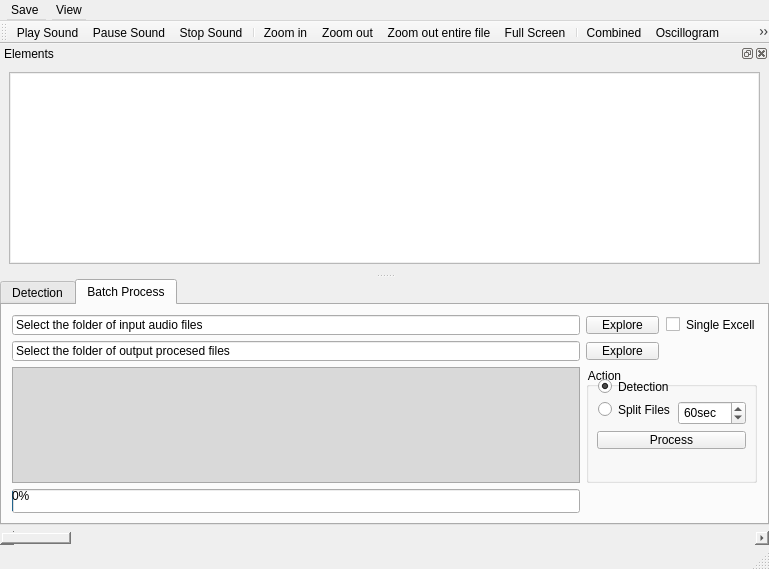
ECMora/SoundLab, file Graphic_Interface/UI Files/SegmentationAndClasificationWindowUI.ui: the form before one commit.
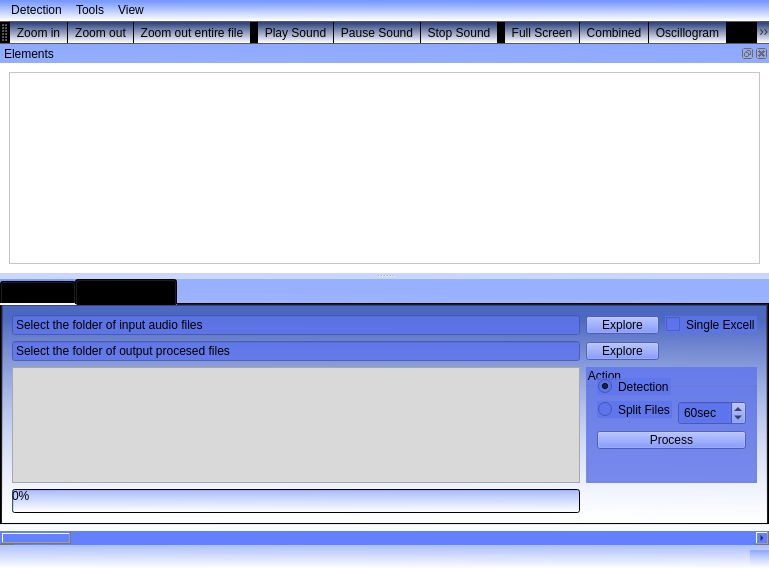
The form after the commit. The open tabs and pages were chosen to show the change. Icons and pictures are not drawn. Custom widgets are drawn as their Qt base class.

```diff
--- a/Graphic_Interface/UI Files/SegmentationAndClasificationWindowUI.ui
+++ b/Graphic_Interface/UI Files/SegmentationAndClasificationWindowUI.ui
@@ -27,6 +27,7 @@
   </property>
   <property name="styleSheet">
    <string notr="true">font: 10pt &quot;Arial&quot;;
+background-color: qlineargradient(spread:pad, x1:0.358, y1:0.017, x2:0.341, y2:1, stop:0.0397727 rgba(101, 138, 255, 129), stop:0.988636 rgba(255, 255, 255, 255));
 color: rgb(0, 0, 0);
 padding:1%;</string>
   </property>
@@ -81,6 +82,9 @@
        <layout class="QGridLayout" name="gridLayout_4">
         <item row="0" column="1">
          <widget class="QPushButton" name="pushButtonInputFolder">
+          <property name="styleSheet">
+           <string notr="true">background-color: rgba(94, 116, 236, 207);</string>
+          </property>
           <property name="text">
            <string>Explore</string>
           </property>
@@ -105,6 +109,9 @@
         </item>
         <item row="1" column="0">
          <widget class="QLineEdit" name="lineEditOutputFolder">
+          <property name="styleSheet">
+           <string notr="true">background-color: rgba(94, 116, 236, 207);</string>
+          </property>
           <property name="text">
            <string>Select the folder of output procesed files</string>
           </property>
@@ -112,6 +119,9 @@
         </item>
         <item row="0" column="0">
          <widget class="QLineEdit" name="lineeditFilePath">
+          <property name="styleSheet">
+           <string notr="true">background-color: rgba(94, 116, 236, 207);</string>
+          </property>
           <property name="text">
            <string>Select the folder of input audio files</string>
           </property>
@@ -119,6 +129,9 @@
         </item>
         <item row="1" column="1">
          <widget class="QPushButton" name="pushButtonOutputFolder">
+          <property name="styleSheet">
+           <string notr="true">background-color: rgba(94, 116, 236, 207);</string>
+          </property>
           <property name="text">
            <string>Explore</string>
           </property>
@@ -126,6 +139,9 @@
         </item>
         <item row="4" column="1" colspan="2">
          <widget class="QGroupBox" name="groupBox">
+          <property name="styleSheet">
+           <string notr="true">background-color: rgba(94, 116, 236, 207);</string>
+          </property>
           <property name="title">
            <string>Action</string>
           </property>
@@ -135,6 +151,9 @@
            </property>
            <item row="0" column="0">
             <widget class="QRadioButton" name="rbttnDetection">
+             <property name="styleSheet">
+              <string notr="true">background-color: rgba(94, 116, 236, 207);</string>
+             </property>
              <property name="text">
               <string>Detection</string>
              </property>
@@ -148,6 +167,9 @@
            </item>
            <item row="2" column="0">
             <widget class="QRadioButton" name="rbttnSplitFile">
+             <property name="styleSheet">
+              <string notr="true">background-color: rgba(94, 116, 236, 207);</string>
+             </property>
              <property name="text">
               <string>Split Files</string>
              </property>
@@ -155,6 +177,9 @@
            </item>
            <item row="2" column="1">
             <widget class="QSpinBox" name="spboxSplitTime">
+             <property name="styleSheet">
+              <string notr="true">background-color: rgba(94, 116, 236, 207);</string>
+             </property>
              <property name="suffix">
               <string>sec</string>
              </property>
@@ -181,6 +206,9 @@
         </item>
         <item row="0" column="2">
          <widget class="QCheckBox" name="cbxSingleFile">
+          <property name="styleSheet">
+           <string notr="true">background-color: rgba(94, 116, 236, 207);</string>
+          </property>
           <property name="text">
            <string>Single Excell</string>
           </property>
@@ -193,7 +221,8 @@
     <item>
      <widget class="QScrollBar" name="horizontalScrollBar">
       <property name="styleSheet">
-       <string notr="true">border-color: rgb(26, 255, 10);</string>
+       <string notr="true">border-color: rgb(26, 255, 10);
+background-color: rgb(99, 128, 255);</string>
       </property>
       <property name="orientation">
        <enum>Qt::Horizontal</enum>
@@ -228,22 +257,25 @@
    <attribute name="toolBarBreak">
     <bool>false</bool>
    </attribute>
-   <addaction name="actionPlay_Sound"/>
-   <addaction name="actionPause_Sound"/>
-   <addaction name="actionStop_Sound"/>
-   <addaction name="separator"/>
    <addaction name="actionZoomIn"/>
    <addaction name="actionZoom_out"/>
    <addaction name="actionZoom_out_entire_file"/>
+   <addaction name="separator"/>
+   <addaction name="actionPlay_Sound"/>
+   <addaction name="actionPause_Sound"/>
+   <addaction name="actionStop_Sound"/>
+   <addaction name="separator"/>
    <addaction name="actionFull_Screen"/>
-   <addaction name="separator"/>
    <addaction name="actionCombined"/>
    <addaction name="actionOscilogram"/>
    <addaction name="actionSpectogram"/>
    <addaction name="separator"/>
-   <addaction name="actionDetection"/>
+   <addaction name="actionSignalName"/>
   </widget>
   <widget class="QDockWidget" name="dockWidgetParameterTableOscilogram">
+   <property name="styleSheet">
+    <string notr="true">background-color: rgb(255, 255, 255);</string>
+   </property>
    <property name="windowTitle">
     <string>Elements</string>
    </property>
@@ -271,16 +303,6 @@
      <height>24</height>
     </rect>
    </property>
-   <widget class="QMenu" name="menuExport">
-    <property name="title">
-     <string>Save </string>
-    </property>
-    <addaction name="actionMeditions"/>
-    <addaction name="actionOsgram_Image"/>
-    <addaction name="actionSpecgram_Image"/>
-    <addaction name="actionCombined_Image"/>
-    <addaction name="actionExit"/>
-   </widget>
    <widget class="QMenu" name="menuParameters">
     <property name="title">
      <string>View</string>
@@ -303,7 +325,33 @@
     <addaction name="menuPeak_Frecuencies"/>
     <addaction name="actionFull_Screen"/>
    </widget>
-   <addaction name="menuExport"/>
+   <widget class="QMenu" name="menuDetection">
+    <property name="title">
+     <string>Detection</string>
+    </property>
+    <addaction name="actionDetection"/>
+    <addaction name="actionMeditions"/>
+   </widget>
+   <widget class="QMenu" name="menuTools">
+    <property name="title">
+     <string>Tools</string>
+    </property>
+    <addaction name="actionZoomIn"/>
+    <addaction name="actionZoom_out"/>
+    <addaction name="actionZoom_out_entire_file"/>
+    <addaction name="actionFull_Screen"/>
+    <addaction name="separator"/>
+    <addaction name="actionOsgram_Image"/>
+    <addaction name="actionSpecgram_Image"/>
+    <addaction name="actionCombined_Image"/>
+    <addaction name="separator"/>
+    <addaction name="actionZoom_Cursor"/>
+    <addaction name="actionPointer_Cursor"/>
+    <addaction name="actionRectangular_Cursor"/>
+    <addaction name="actionRectangular_Eraser"/>
+   </widget>
+   <addaction name="menuDetection"/>
+   <addaction name="menuTools"/>
    <addaction name="menuParameters"/>
   </widget>
   <action name="actionZoomIn">
@@ -474,7 +522,7 @@
      <normaloff>:/myappicons/Process Viewer.png</normaloff>:/myappicons/Process Viewer.png</iconset>
    </property>
    <property name="text">
-    <string>Detection</string>
+    <string>Detect Elements</string>
    </property>
    <property name="shortcut">
     <string>Ctrl+D</string>
@@ -629,6 +677,46 @@
     <string>Esc</string>
    </property>
   </action>
+  <action name="actionRectangular_Cursor">
+   <property name="checkable">
+    <bool>true</bool>
+   </property>
+   <property name="text">
+    <string>Rectangular_Cursor</string>
+   </property>
+  </action>
+  <action name="actionRectangular_Eraser">
+   <property name="checkable">
+    <bool>true</bool>
+   </property>
+   <property name="text">
+    <string>Rectangular_Eraser</string>
+   </property>
+  </action>
+  <action name="actionZoom_Cursor">
+   <property name="checkable">
+    <bool>true</bool>
+   </property>
+   <property name="checked">
+    <bool>true</bool>
+   </property>
+   <property name="text">
+    <string>Zoom_Cursor</string>
+   </property>
+  </action>
+  <action name="actionPointer_Cursor">
+   <property name="checkable">
+    <bool>true</bool>
+   </property>
+   <property name="text">
+    <string>Pointer Cursor</string>
+   </property>
+  </action>
+  <action name="actionSignalName">
+   <property name="text">
+    <string>SignalName</string>
+   </property>
+  </action>
   <zorder>dockWidgetParameterTableOscilogram</zorder>
  </widget>
  <customwidgets>
```
Left out of the diff: 12 changed lines with no effect on the pictures.
